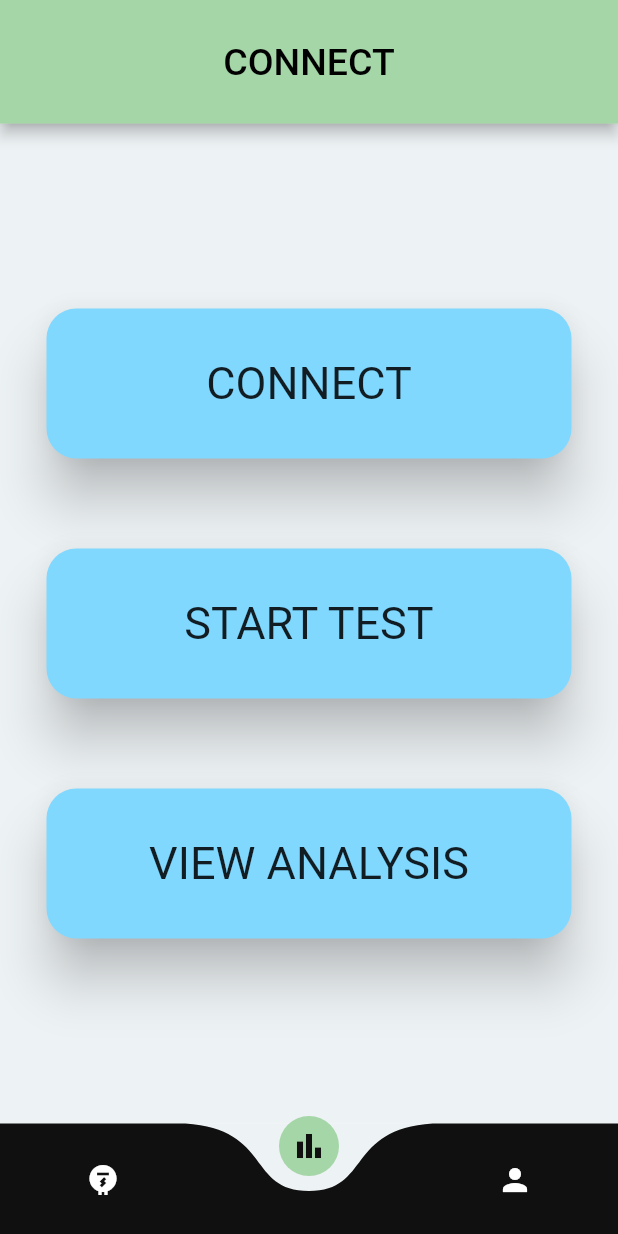
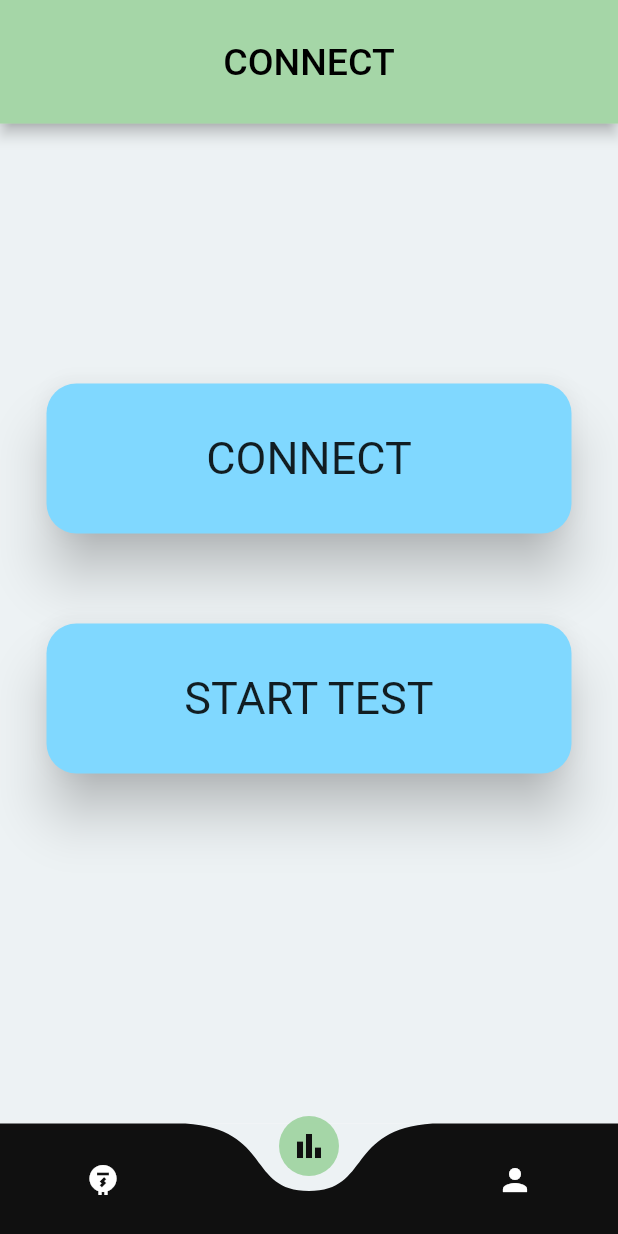
Before and after one commit to Advait-47/osiris2, a Flutter app: the screen it shows once a user with an empty profile is signed in, on a phone screen of 412 x 824 dp. Run offline on Flutter 3.47's test engine with Material 2 defaults, Android fonts, the light colour scheme and no system bars; drawn by our look-alikes of curved_navigation_bar; our stand-ins replace charts_flutter, cloud_firestore, firebase_auth, firebase_core; accounts and stored records are empty.

Commit message:
Update connect3.dart
view button changes

```diff
--- a/lib/screens/main tabs/connect_pages/connect3.dart
+++ b/lib/screens/main tabs/connect_pages/connect3.dart
@@ -63,24 +63,24 @@ class ConnectPage extends StatelessWidget {
                 ),
               ),
               SizedBox(height: 60),
-              ElevatedButton(
-                child: Text('VIEW ANALYSIS'),
-                onPressed: () {
-                  Navigator.pushNamed(context, '/analysis');
-                },
-                style: ElevatedButton.styleFrom(
-                    padding: EdgeInsets.all(20.0),
-                    fixedSize: Size(350, 100),
-                    shape: RoundedRectangleBorder(
-                      borderRadius: BorderRadius.all(Radius.circular(20)),
-                    ),
-                    textStyle: TextStyle(
-                      fontSize: 30,
-                    ),
-                    primary: Colors.lightBlueAccent[100],
-                    onPrimary: Colors.black87,
-                    elevation: 15),
-              ),
+              // ElevatedButton(
+              //   child: Text('VIEW ANALYSIS'),
+              //   onPressed: () {
+              //     Navigator.pushNamed(context, '/analysis');
+              //   },
+              //   style: ElevatedButton.styleFrom(
+              //       padding: EdgeInsets.all(20.0),
+              //       fixedSize: Size(350, 100),
+              //       shape: RoundedRectangleBorder(
+              //         borderRadius: BorderRadius.all(Radius.circular(20)),
+              //       ),
+              //       textStyle: TextStyle(
+              //         fontSize: 30,
+              //       ),
+              //       primary: Colors.lightBlueAccent[100],
+              //       onPrimary: Colors.black87,
+              //       elevation: 15),
+              // ),
             ],
           ),
         ),
```
